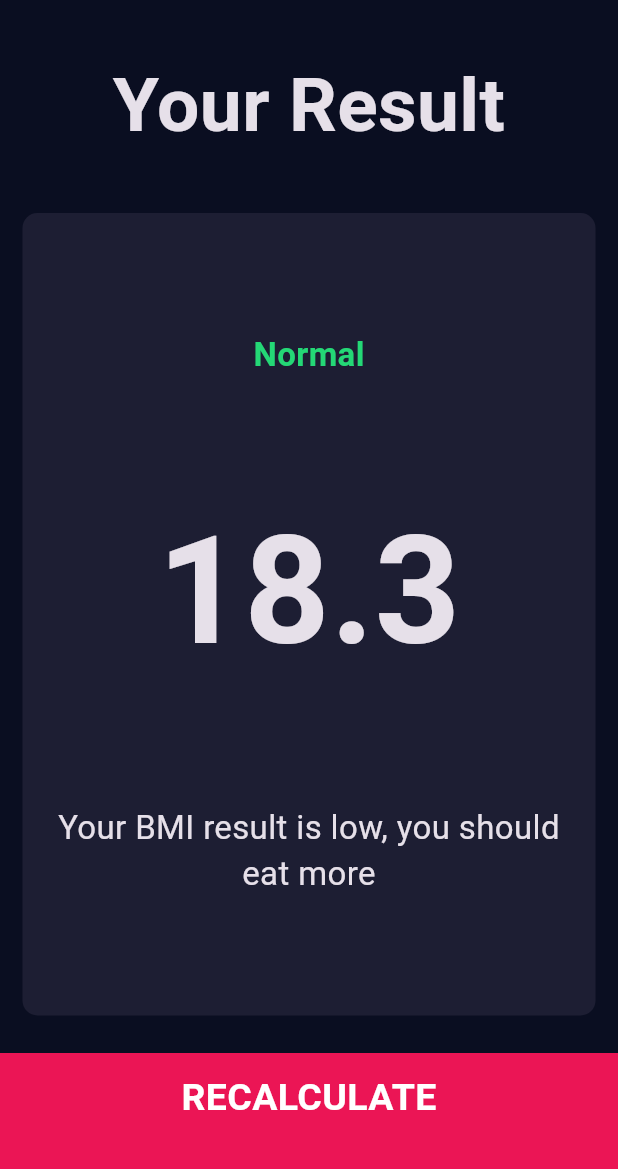
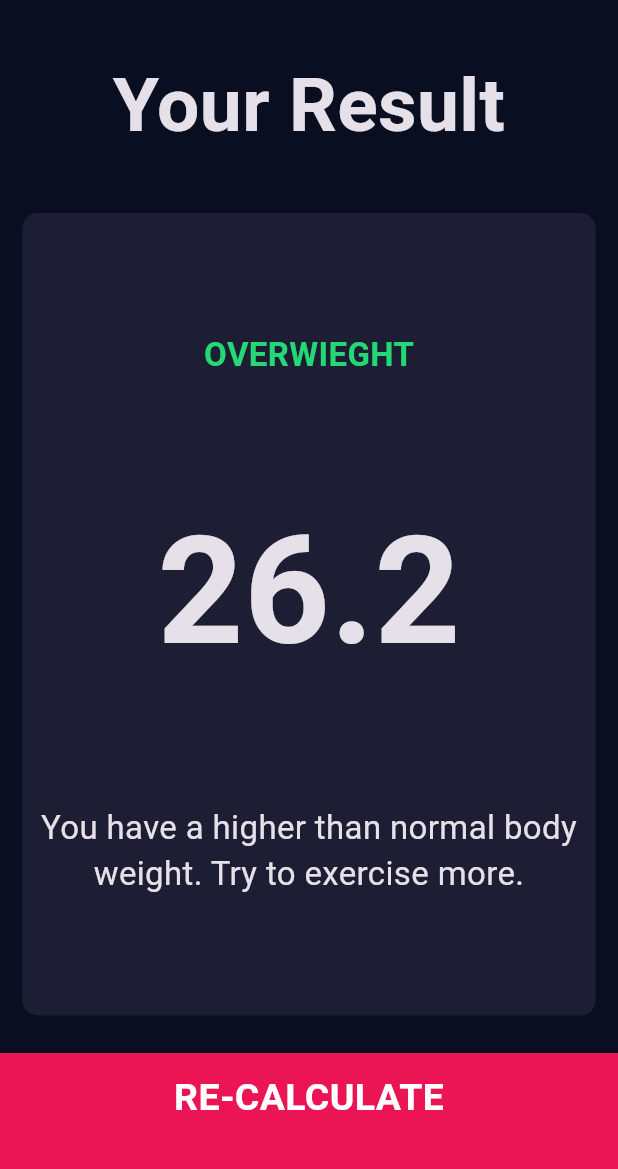
Before and after one commit to Tulipreactjsmain/bmi-calculator-flutter, a Flutter app: the screen it shows after launch, after a tap on "CALCULATE", on a phone screen of 412 x 824 dp, the part 63-1232 px from its top. Run offline on Flutter 3.47's test engine with Material 3 defaults, Android fonts, the phone set to English and light mode, and no system bars; our stand-ins replace font_awesome_flutter.

Commit message:
complete functionality

```diff
--- /dev/null
+++ b/lib/calculator_brain.dart
@@ -0,0 +1,35 @@
+import 'dart:math';
+
+class CalculatorBrain {
+  CalculatorBrain({required this.height, required this.weight});
+
+  final int height;
+  final int weight;
+  late double _bmi;
+
+  String calculateBMI() {
+    _bmi = weight / pow(height / 100, 2);
+
+    return _bmi.toStringAsFixed(1);
+  }
+
+  String getResult() {
+    if (_bmi >= 25) {
+      return 'Overwieght';
+    } else if (_bmi > 18.5) {
+      return 'Normal';
+    } else {
+      return 'Underweight';
+    }
+  }
+
+  String getInterpretation() {
+    if (_bmi >= 25) {
+      return 'You have a higher than normal body weight. Try to exercise more.';
+    } else if (_bmi >= 18.5) {
+      return 'You have a normal body weight. Good job!';
+    } else {
+      return 'You have a lower than normal body weight. You can eat a bit.';
+    }
+  }
+}
--- a/lib/main.dart
+++ b/lib/main.dart
@@ -1,6 +1,5 @@
 import 'package:flutter/material.dart';
 import 'screens/input_page.dart';
-import 'screens/results_page.dart';
 
 void main() => runApp(BMICalculator());
 
@@ -19,7 +18,6 @@ class BMICalculator extends StatelessWidget {
       initialRoute: '/',
       routes: {
         '/': (context) => InputPage(),
-        'result': (context) => ResultsPage()
       },
     );
   }
--- a/lib/screens/input_page.dart
+++ b/lib/screens/input_page.dart
@@ -5,6 +5,8 @@ import '../components/icon_content.dart';
 import 'package:font_awesome_flutter/font_awesome_flutter.dart';
 import '../utils/constants.dart';
 import '../components/customButton.dart';
+import '../calculator_brain.dart';
+import '../screens/results_page.dart';
 
 enum Gender {
   male,
@@ -23,6 +25,7 @@ class _InputPageState extends State<InputPage> {
   int height = 150;
   int weight = 60;
   int age = 18;
+  late CalculatorBrain calc;
 
   @override
   Widget build(BuildContext context) {
@@ -215,7 +218,14 @@ class _InputPageState extends State<InputPage> {
             BottomButton(
               buttonTitle: 'CALCULATE',
               onTap: () => {
-                Navigator.pushNamed(context, 'result'),
+                calc = CalculatorBrain(height: height, weight: weight),
+                Navigator.push(
+                    context,
+                    MaterialPageRoute(
+                        builder: (context) => ResultsPage(
+                            bmiResult: calc.calculateBMI(),
+                            resultText: calc.getResult(),
+                            interpretation: calc.getInterpretation()))),
               },
             )
           ],
--- a/lib/screens/results_page.dart
+++ b/lib/screens/results_page.dart
@@ -4,7 +4,14 @@ import 'package:flutter/material.dart';
 import '../utils/constants.dart';
 
 class ResultsPage extends StatelessWidget {
-  const ResultsPage({super.key});
+  const ResultsPage(
+      {required this.bmiResult,
+      required this.resultText,
+      required this.interpretation});
+
+  final String bmiResult;
+  final String resultText;
+  final String interpretation;
 
   @override
   Widget build(BuildContext context) {
@@ -18,7 +25,7 @@ class ResultsPage extends StatelessWidget {
         children: [
           Expanded(
               child: Container(
-                padding: EdgeInsets.only(top: 20),
+            padding: EdgeInsets.only(top: 20),
             child: Text(
               'Your Result',
               textAlign: TextAlign.center,
@@ -36,15 +43,15 @@ class ResultsPage extends StatelessWidget {
                     crossAxisAlignment: CrossAxisAlignment.center,
                     children: [
                       Text(
-                        'Normal',
+                        resultText.toUpperCase(),
                         style: kResultTextStyle,
                       ),
                       Text(
-                        '18.3',
+                        bmiResult,
                         style: kBMITextStyle,
                       ),
                       Text(
-                        'Your BMI result is low, you should eat more',
+                        interpretation,
                         style: kbodyTextStyle,
                         textAlign: TextAlign.center,
                       )
@@ -53,7 +60,8 @@ class ResultsPage extends StatelessWidget {
                 ),
               )),
           BottomButton(
-              onTap: () => {Navigator.pop(context)}, buttonTitle: 'RECALCULATE')
+              onTap: () => {Navigator.pop(context)},
+              buttonTitle: 'RE-CALCULATE')
         ],
       ),
     );
```
